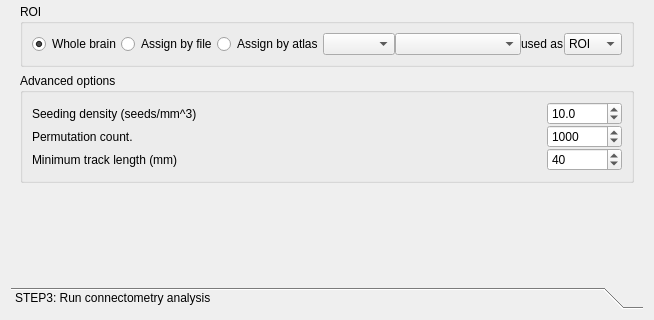
frankyeh/DSI-Studio, file tracking/vbc_dialog.ui: the form before one commit; both pictures show x 0 to 654 and y 172 to 492 of the 654 by 492 pixel window.
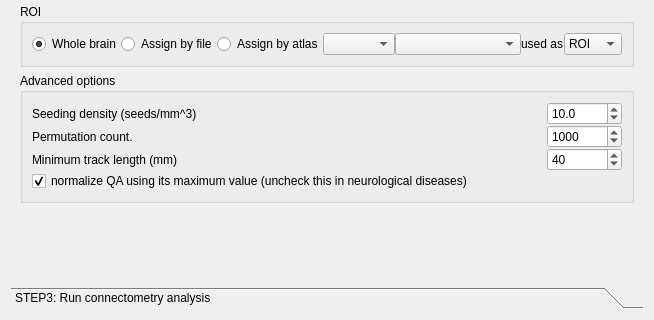
The form after the commit. Icons and pictures are not drawn. Custom widgets are drawn as their Qt base class.

The edit to the form file:
```diff
--- a/tracking/vbc_dialog.ui
+++ b/tracking/vbc_dialog.ui
@@ -933,6 +933,16 @@
                </item>
               </layout>
              </item>
+             <item>
+              <widget class="QCheckBox" name="normalize_qa">
+               <property name="text">
+                <string>normalize QA using its maximum value (uncheck this in neurological diseases)</string>
+               </property>
+               <property name="checked">
+                <bool>true</bool>
+               </property>
+              </widget>
+             </item>
             </layout>
            </widget>
           </item>
```
